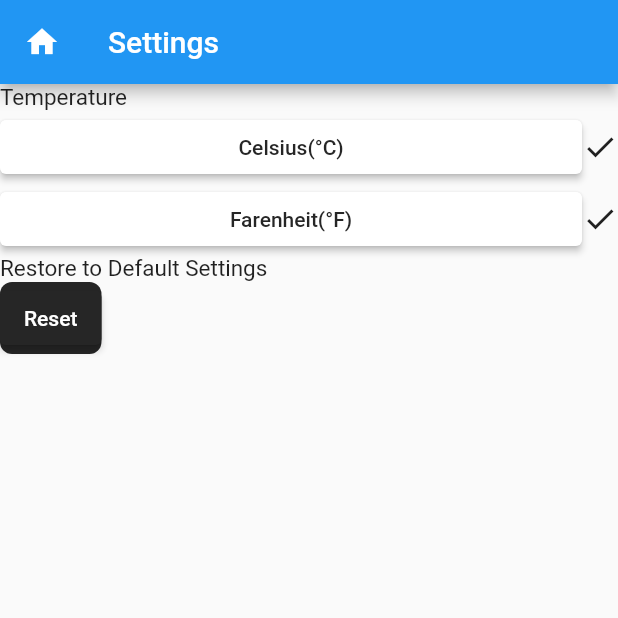
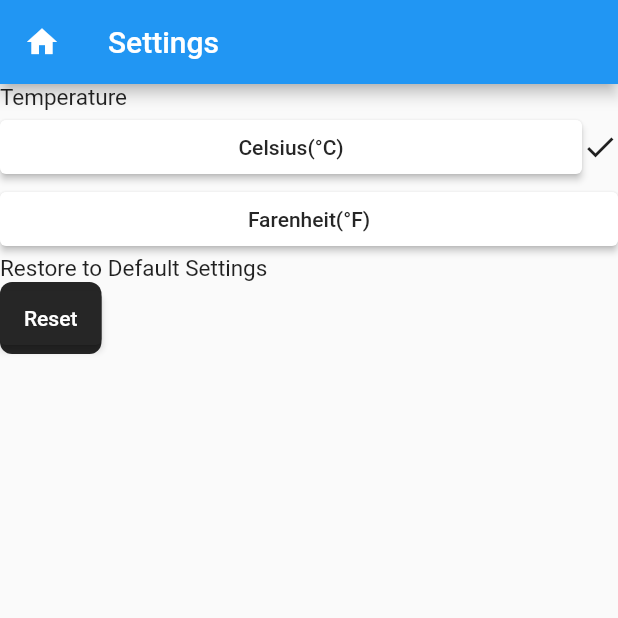
Before and after one commit to Bilaterian/OutdoorLife-App, a Flutter app: the screen it shows after launch, after a tap on the "settings" icon, on a phone screen of 412 x 824 dp, the top half of it. Run offline on Flutter 3.47's test engine with Material 2 defaults, Android fonts, the phone set to English and light mode, and no system bars; our stand-ins replace google_maps_flutter.

Commit message:
tried to fix settings page

```diff
--- a/project/lib/core/SettingsPage.dart
+++ b/project/lib/core/SettingsPage.dart
@@ -1,10 +1,18 @@
 import 'dart:ui';
-
+import 'package:project/ui/CelsiusButton.dart';
+import 'package:project/ui/FarenheitButton.dart';
+import 'package:project/ui/ResetButton.dart';
 import 'package:flutter/material.dart';
 
-class SettingsPage extends StatelessWidget{
-  const SettingsPage({Key? key}) : super(key: key);
+import '../ui/CelsiusCheck.dart';
+import '../ui/FarenheitCheck.dart';
 
+class SettingsPage extends StatefulWidget{
+
+  SettingsPageState createState() => SettingsPageState();
+}
+
+class SettingsPageState extends State<SettingsPage>{
   @override
   Widget build(BuildContext context){
     return MaterialApp(
@@ -23,7 +31,7 @@ class SettingsPage extends StatelessWidget{
           crossAxisAlignment: CrossAxisAlignment.start,
           children: [
             Text(
-                "Temperature",
+              "Temperature",
               style: TextStyle(
                 fontSize: 15,
               ),
@@ -31,45 +39,21 @@ class SettingsPage extends StatelessWidget{
             Row(
               children: [
                 Expanded(
-                  child: ElevatedButton(
-                      onPressed: () {},
-                      child: const Text(
-                          'Celsius(°C)',
-                          style: TextStyle(
-                            color: Color(0xff262626),
-                          ),
-                          textAlign: TextAlign.left,
-                      ),
-                      style: ElevatedButton.styleFrom(
-                          primary: Color(0xffffffff)
-                      )
-                  ),
+                  child: CelsiusButton(),
                 ),
-                Icon(Icons.check),
+                CelsiusCheck(),
               ],
             ),
             Row(
               children: [
                 Expanded(
-                  child: ElevatedButton(
-                      onPressed: () {},
-                      child: const Text(
-                        'Farenheit(°F)',
-                        style: TextStyle(
-                          color: Color(0xff262626),
-                        ),
-                        textAlign: TextAlign.left,
-                      ),
-                      style: ElevatedButton.styleFrom(
-                          primary: Color(0xffffffff)
-                      )
-                  ),
+                  child: FarenheitButton(),
                 ),
-                Icon(Icons.check),
+                FarenheitCheck(),
               ],
             ),
             Text(
-                "Restore to Default Settings",
+              "Restore to Default Settings",
               style: TextStyle(
                 fontSize: 15,
               ),
@@ -79,18 +63,7 @@ class SettingsPage extends StatelessWidget{
                 color: const Color(0xff262626),
                 borderRadius: BorderRadius.circular(8),
               ),
-              child: ElevatedButton(
-                  onPressed: () {},
-                  child: const Text(
-                      'Reset',
-                      style: TextStyle(
-                        color: Color(0xffffffff),
-                      )
-                  ),
-                  style: ElevatedButton.styleFrom(
-                      primary: Color(0xff262626)
-                  )
-              ),
+              child: ResetButton(),
             ),
           ],
         ),
--- a/project/lib/core/main.dart
+++ b/project/lib/core/main.dart
@@ -26,7 +26,7 @@ class MyApp extends StatelessWidget {
               const SizedBox(//replace this at some point with the weather
                 height: 300,
               ),
-              MapDisplay(),
+              //MapDisplay(),
             ],
           ),
         ),
--- /dev/null
+++ b/project/lib/core/variables.dart
@@ -0,0 +1,2 @@
+bool celsiusPressed = true;
+bool farenheitPressed = false;
--- /dev/null
+++ b/project/lib/ui/CelsiusButton.dart
@@ -0,0 +1,31 @@
+import 'package:flutter/material.dart';
+import 'package:project/core/variables.dart';
+
+class CelsiusButton extends StatefulWidget{
+
+  @override
+  CelsiusButtonState createState() => CelsiusButtonState();
+}
+
+class CelsiusButtonState extends State<CelsiusButton>{
+
+  @override
+  Widget build(BuildContext context){
+    return ElevatedButton(
+        onPressed: () {
+          celsiusPressed = true;
+          farenheitPressed = false;
+        },
+        child: const Text(
+          'Celsius(°C)',
+          style: TextStyle(
+            color: Color(0xff262626),
+          ),
+          textAlign: TextAlign.left,
+        ),
+        style: ElevatedButton.styleFrom(
+            primary: Color(0xffffffff)
+        )
+    );
+  }
+}
--- /dev/null
+++ b/project/lib/ui/CelsiusCheck.dart
@@ -0,0 +1,17 @@
+import 'package:flutter/material.dart';
+import 'package:project/core/variables.dart';
+
+class CelsiusCheck extends StatefulWidget{
+
+  @override
+  CelsiusCheckState createState() => CelsiusCheckState();
+}
+
+class CelsiusCheckState extends State<CelsiusCheck>{
+  @override
+  Widget build(BuildContext context){
+    return Container(
+      child: celsiusPressed? Icon(Icons.check) : Container(),
+    );
+  }
+}
--- /dev/null
+++ b/project/lib/ui/FarenheitButton.dart
@@ -0,0 +1,31 @@
+import 'package:flutter/material.dart';
+import 'package:project/core/variables.dart';
+
+class FarenheitButton extends StatefulWidget{
+
+  @override
+  FarenheitButtonState createState() => FarenheitButtonState();
+}
+
+class FarenheitButtonState extends State<FarenheitButton>{
+
+  @override
+  Widget build(BuildContext context){
+    return ElevatedButton(
+        onPressed: () {
+          celsiusPressed = false;
+          farenheitPressed = true;
+        },
+        child: const Text(
+          'Farenheit(°F)',
+          style: TextStyle(
+            color: Color(0xff262626),
+          ),
+          textAlign: TextAlign.left,
+        ),
+        style: ElevatedButton.styleFrom(
+            primary: Color(0xffffffff)
+        )
+    );
+  }
+}
--- /dev/null
+++ b/project/lib/ui/FarenheitCheck.dart
@@ -0,0 +1,17 @@
+import 'package:flutter/material.dart';
+import 'package:project/core/variables.dart';
+
+class FarenheitCheck extends StatefulWidget{
+
+  @override
+  FarenheitCheckState createState() => FarenheitCheckState();
+}
+
+class FarenheitCheckState extends State<FarenheitCheck>{
+  @override
+  Widget build(BuildContext context){
+    return Container(
+      child: farenheitPressed? Icon(Icons.check) : Container(),
+    );
+  }
+}
--- /dev/null
+++ b/project/lib/ui/ResetButton.dart
@@ -0,0 +1,30 @@
+import 'package:flutter/material.dart';
+import 'package:project/core/variables.dart';
+
+class ResetButton extends StatefulWidget{
+
+  @override
+  ResetButtonState createState() => ResetButtonState();
+}
+
+class ResetButtonState extends State<ResetButton>{
+
+  @override
+  Widget build(BuildContext context){
+    return ElevatedButton(
+        onPressed: () {
+          celsiusPressed = true;
+          farenheitPressed = false;
+        },
+        child: const Text(
+            'Reset',
+            style: TextStyle(
+              color: Color(0xffffffff),
+            )
+        ),
+        style: ElevatedButton.styleFrom(
+            primary: Color(0xff262626)
+        )
+    );
+  }
+}
```
